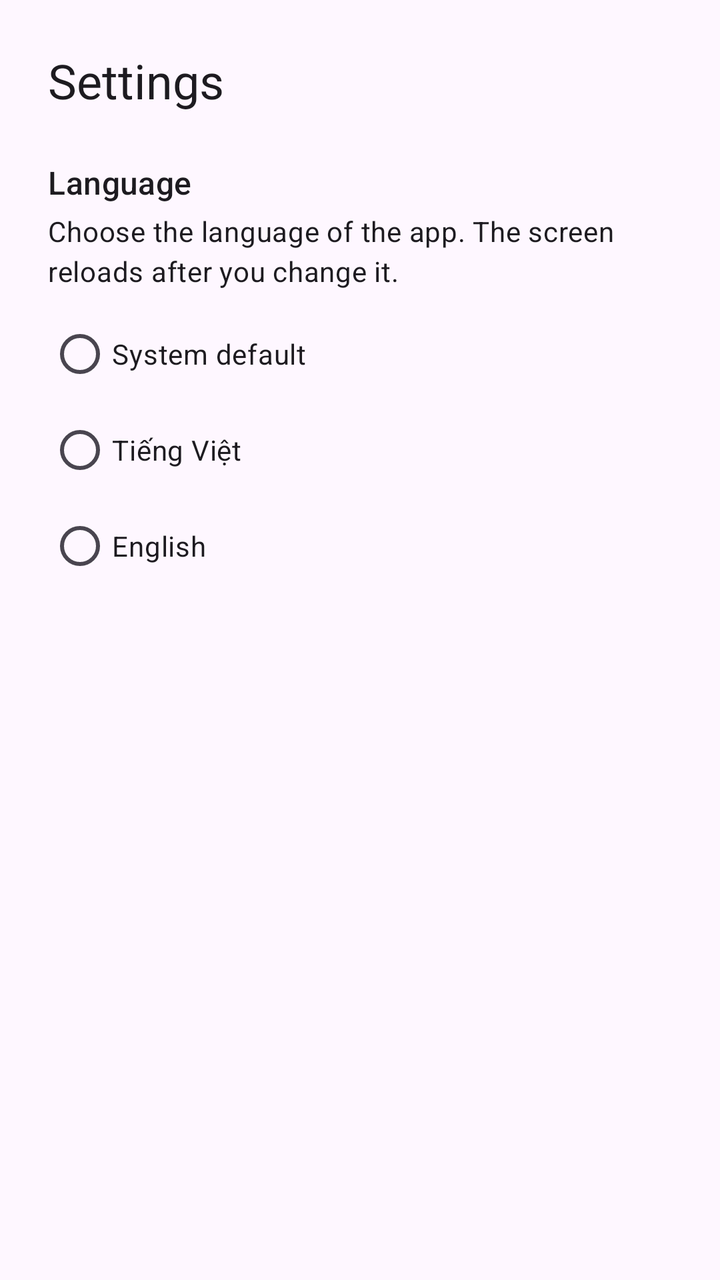
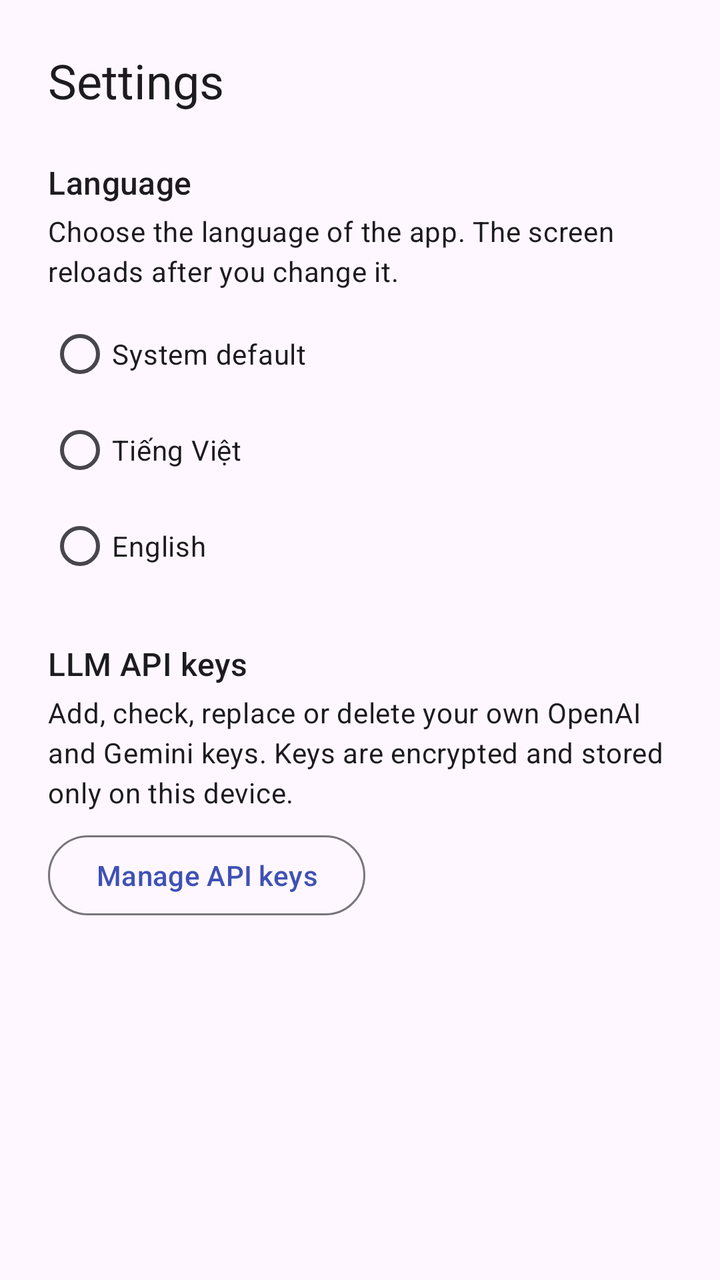

The first picture is an Android layout as it rendered before a commit; the second is the same layout after the commit. The layout source and the unified diff follow.
<!-- AndroidManifest.xml: application theme Theme.SocialAgent -->
<!-- res/layout/fragment_settings.xml -->
<?xml version="1.0" encoding="utf-8"?>
<ScrollView xmlns:android="http://schemas.android.com/apk/res/android"
    android:layout_width="match_parent"
    android:layout_height="match_parent">

    <LinearLayout
        android:layout_width="match_parent"
        android:layout_height="wrap_content"
        android:orientation="vertical"
        android:padding="24dp">

        <TextView
            android:id="@+id/settings_title"
            android:layout_width="wrap_content"
            android:layout_height="wrap_content"
            android:text="@string/nav_settings"
            android:textAppearance="?attr/textAppearanceHeadlineSmall" />

        <TextView
            android:id="@+id/language_title"
            android:layout_width="wrap_content"
            android:layout_height="wrap_content"
            android:layout_marginTop="24dp"
            android:text="@string/settings_language_title"
            android:textAppearance="?attr/textAppearanceTitleMedium" />

        <TextView
            android:layout_width="match_parent"
            android:layout_height="wrap_content"
            android:layout_marginTop="4dp"
            android:text="@string/settings_language_description"
            android:textAppearance="?attr/textAppearanceBodyMedium" />

        <RadioGroup
            android:id="@+id/language_group"
            android:layout_width="match_parent"
            android:layout_height="wrap_content"
            android:layout_marginTop="8dp">

            <com.google.android.material.radiobutton.MaterialRadioButton
                android:id="@+id/language_system"
                android:layout_width="match_parent"
                android:layout_height="wrap_content"
                android:minHeight="48dp"
                android:text="@string/settings_language_system" />

            <com.google.android.material.radiobutton.MaterialRadioButton
                android:id="@+id/language_vietnamese"
                android:layout_width="match_parent"
                android:layout_height="wrap_content"
                android:minHeight="48dp"
                android:text="@string/settings_language_vietnamese" />

            <com.google.android.material.radiobutton.MaterialRadioButton
                android:id="@+id/language_english"
                android:layout_width="match_parent"
                android:layout_height="wrap_content"
                android:minHeight="48dp"
                android:text="@string/settings_language_english" />
        </RadioGroup>
    </LinearLayout>
</ScrollView>
<!-- resources referenced by this layout -->
<resources>
  <string name="nav_settings">Settings</string>
  <string name="settings_language_description">Choose the language of the app. The screen reloads after you change it.</string>
  <string name="settings_language_english">English</string>
  <string name="settings_language_system">System default</string>
  <string name="settings_language_title">Language</string>
  <string name="settings_language_vietnamese">Tiếng Việt</string>
  <style name="Theme.SocialAgent" parent="Theme.Material3.DayNight.NoActionBar">
          <item name="colorPrimary">@color/brand_primary</item>
          <item name="colorOnPrimary">@color/brand_on_primary</item>
          <item name="colorSecondary">@color/brand_secondary</item>
      </style>
  <color name="brand_primary">#3F51B5</color>
  <color name="brand_on_primary">#FFFFFF</color>
  <color name="brand_secondary">#00897B</color>
</resources>

<!-- the commit's change to res/layout/fragment_settings.xml (unified diff, before → after) -->
@@ -58,5 +58,28 @@
                 android:minHeight="48dp"
                 android:text="@string/settings_language_english" />
         </RadioGroup>
+
+        <TextView
+            android:id="@+id/api_keys_section_title"
+            android:layout_width="wrap_content"
+            android:layout_height="wrap_content"
+            android:layout_marginTop="24dp"
+            android:text="@string/api_keys_title"
+            android:textAppearance="?attr/textAppearanceTitleMedium" />
+
+        <TextView
+            android:layout_width="match_parent"
+            android:layout_height="wrap_content"
+            android:layout_marginTop="4dp"
+            android:text="@string/api_keys_settings_description"
+            android:textAppearance="?attr/textAppearanceBodyMedium" />
+
+        <com.google.android.material.button.MaterialButton
+            android:id="@+id/manage_api_keys"
+            style="?attr/materialButtonOutlinedStyle"
+            android:layout_width="wrap_content"
+            android:layout_height="wrap_content"
+            android:layout_marginTop="8dp"
+            android:text="@string/api_keys_settings_manage" />
     </LinearLayout>
 </ScrollView>
<!-- resource entries referenced after the edit -->
@@ -1,5 +1,8 @@
 <!-- resources referenced by this layout -->
 <resources>
+  <string name="api_keys_settings_description">Add, check, replace or delete your own OpenAI and Gemini keys. Keys are encrypted and stored only on this device.</string>
+  <string name="api_keys_settings_manage">Manage API keys</string>
+  <string name="api_keys_title">LLM API keys</string>
   <string name="nav_settings">Settings</string>
   <string name="settings_language_description">Choose the language of the app. The screen reloads after you change it.</string>
   <string name="settings_language_english">English</string>
